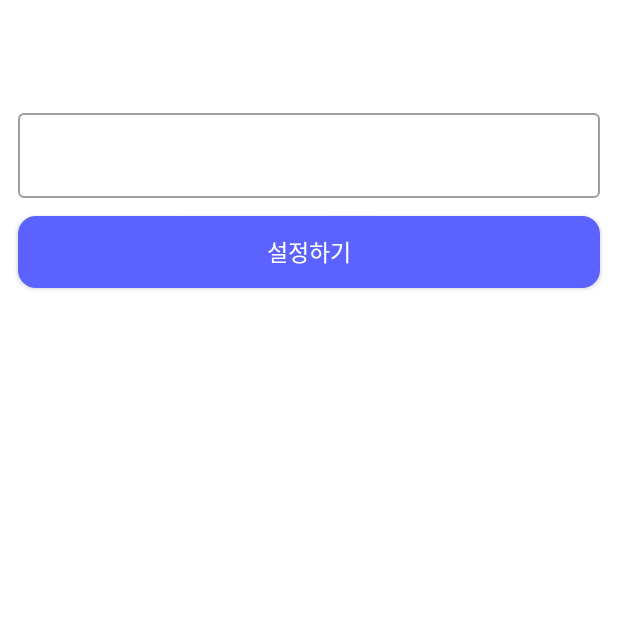
After one commit to Gumi-Life-Project/GLP_Android, an Android app: the SettingNicknameFragment screen opened through its navigation route, on a phone screen of 412 x 824 dp, the top half of it. The commit adds this screen. Run offline under Robolectric (Android 15) with nearby library versions, the phone set to English and light mode, and no system bars; our stand-ins replace Dagger/Hilt's generated code, RxJava, data binding; 1 statement that could not run was skipped.

Commit message:
feat : 초기 닉네임 설정 화면 추가 - fragmnet_setting_nickname.xml 파일 추가 - 위 화면에 필요한 strings.xml 추가 - nav_graph 수정 #20

```diff
--- /dev/null
+++ b/app/src/main/java/com/ssafy/gumi_life_project/ui/settingnickname/SettingNicknameFragment.kt
@@ -0,0 +1,21 @@
+package com.ssafy.gumi_life_project.ui.settingnickname
+
+import android.view.LayoutInflater
+import android.view.ViewGroup
+import com.ssafy.gumi_life_project.R
+import com.ssafy.gumi_life_project.databinding.FragmentSettingNicknameBinding
+import com.ssafy.gumi_life_project.util.template.BaseFragment
+
+class SettingNicknameFragment : BaseFragment<FragmentSettingNicknameBinding>(
+    R.layout.fragment_setting_nickname
+) {
+    override fun onCreateBinding(
+        inflater: LayoutInflater,
+        container: ViewGroup?
+    ): FragmentSettingNicknameBinding {
+        return FragmentSettingNicknameBinding.inflate(inflater, container, false)
+    }
+
+    override fun init() {
+    }
+}
--- /dev/null
+++ b/app/src/main/res/layout/fragment_setting_nickname.xml
@@ -0,0 +1,38 @@
+<?xml version="1.0" encoding="utf-8"?>
+<layout xmlns:android="http://schemas.android.com/apk/res/android"
+    xmlns:app="http://schemas.android.com/apk/res-auto"
+    xmlns:tools="http://schemas.android.com/tools">
+
+    <LinearLayout
+        android:layout_width="match_parent"
+        android:layout_height="match_parent"
+        android:orientation="vertical">
+
+        <include layout="@layout/tool_bar_setting_nickname" />
+
+        <com.google.android.material.textfield.TextInputLayout
+            android:id="@+id/outlinedTextField"
+            style="@style/Widget.MaterialComponents.TextInputLayout.OutlinedBox"
+            android:layout_width="match_parent"
+            android:layout_height="wrap_content">
+
+            <com.google.android.material.textfield.TextInputEditText
+                android:id="@+id/edittext_input_id"
+                android:layout_width="match_parent"
+                android:layout_height="wrap_content"
+                android:layout_marginStart="12dp"
+                android:layout_marginTop="12dp"
+                android:layout_marginEnd="12dp" />
+        </com.google.android.material.textfield.TextInputLayout>
+
+        <androidx.appcompat.widget.AppCompatButton
+            android:id="@+id/button_mark"
+            style="@style/ButtonTextStyle"
+            android:layout_width="match_parent"
+            android:layout_height="wrap_content"
+            android:layout_margin="12dp"
+            android:layout_marginTop="20dp"
+            android:background="@drawable/button_rounded"
+            android:text="@string/setting_nickname_button" />
+    </LinearLayout>
+</layout>
--- /dev/null
+++ b/app/src/main/res/layout/tool_bar_setting_nickname.xml
@@ -0,0 +1,13 @@
+<?xml version="1.0" encoding="utf-8"?>
+<androidx.appcompat.widget.Toolbar xmlns:android="http://schemas.android.com/apk/res/android"
+    android:id="@+id/tool_bar_back_button"
+    android:layout_width="match_parent"
+    android:layout_height="70dp">
+
+    <TextView
+        android:id="@+id/tool_bar_title"
+        style="@style/ToolBarTitleTextStyle"
+        android:layout_width="wrap_content"
+        android:layout_height="wrap_content"
+        android:layout_marginLeft="30dp" />
+</androidx.appcompat.widget.Toolbar>
--- a/app/src/main/res/navigation/nav_graph.xml
+++ b/app/src/main/res/navigation/nav_graph.xml
@@ -30,5 +30,24 @@
             app:destination="@id/homeFragment"
             app:popUpTo="@id/splashFragment"
             app:popUpToInclusive="true"/>
+        <action
+            android:id="@+id/action_splashFragment_to_loginFragment"
+            app:destination="@id/loginFragment" />
+    </fragment>
+    <fragment
+        android:id="@+id/loginFragment"
+        android:name="com.ssafy.gumi_life_project.ui.login.LoginFragment"
+        android:label="LoginFragment" >
+        <action
+            android:id="@+id/action_loginFragment_to_settingNicknameFragment"
+            app:destination="@id/settingNicknameFragment" />
+    </fragment>
+    <fragment
+        android:id="@+id/settingNicknameFragment"
+        android:name="com.ssafy.gumi_life_project.ui.settingnickname.SettingNicknameFragment"
+        android:label="SettingNicknameFragment" >
+        <action
+            android:id="@+id/action_settingNicknameFragment_to_homeFragment"
+            app:destination="@id/homeFragment" />
     </fragment>
 </navigation>
--- a/app/src/main/res/values/strings.xml
+++ b/app/src/main/res/values/strings.xml
@@ -8,6 +8,9 @@
     <!-- login -->
     <string name="login_button">카카오 로그인</string>
     <string name="login_checked_login_maintain">로그인 유지</string>
+
+    <!-- setting nickname -->
+    <string name="setting_nickname_button">설정하기</string>
 
     <!-- home -->
     <string name="home_subtitle">10기를 위한 싸피 가이드</string>
@@ -36,4 +39,6 @@
     <string name="shuttle_bus_dialog_title">%s 탑승위치</string>
     <string name="shuttle_bus_mark_button_cancel">즐겨찾기 취소</string>
     <string name="shuttle_bus_tool_bar_title">셔틀정보</string>
+    <!-- TODO: Remove or change this placeholder text -->
+    <string name="hello_blank_fragment">Hello blank fragment</string>
 </resources>
```
